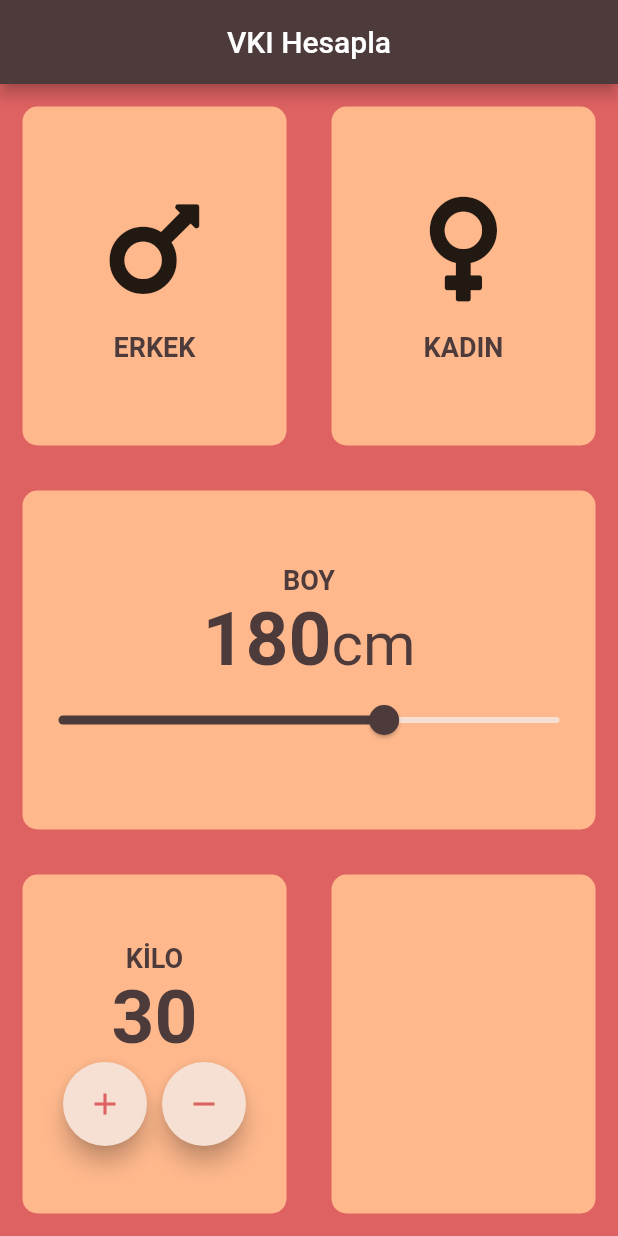
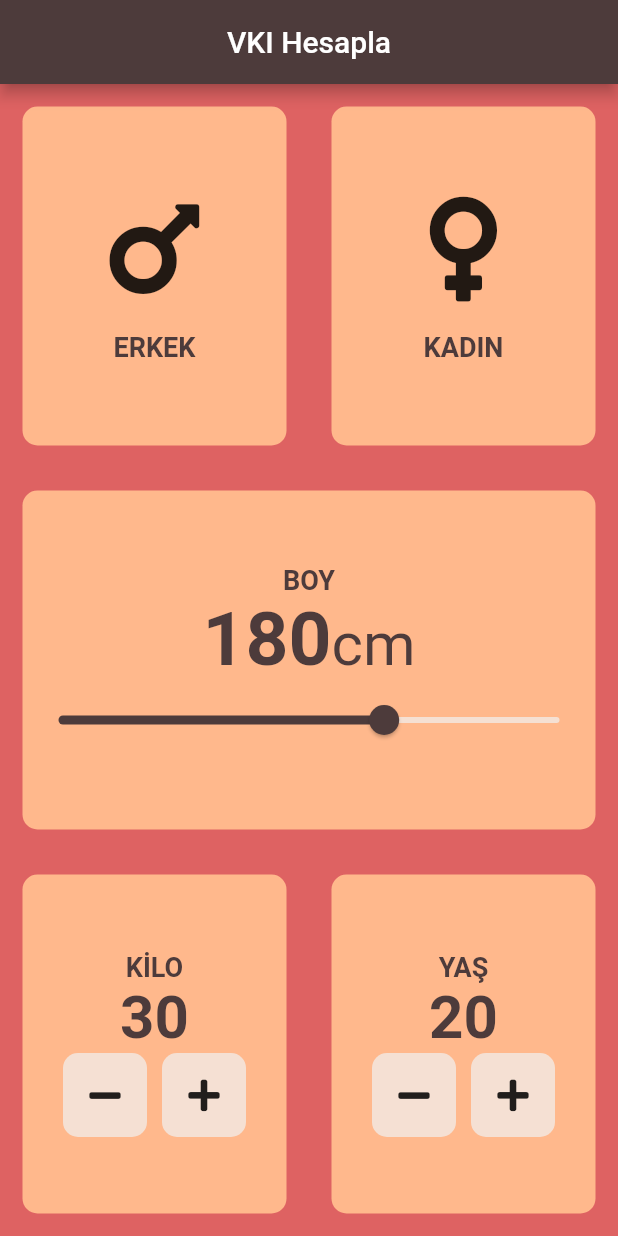
Before and after one commit to emralyilmaz/training35_vki_app, a Flutter app: the screen it shows after launch, on a phone screen of 412 x 824 dp. Run offline on Flutter 3.47's test engine with Material 2 defaults, Android fonts, the phone set to English and light mode, and no system bars; our stand-ins replace font_awesome_flutter.

Commit message:
RawMaterialButton'dan Miras Alma

```diff
--- /dev/null
+++ b/lib/button_icon.dart
@@ -0,0 +1,19 @@
+import 'package:flutter/material.dart';
+
+class IconButtonCustom extends StatelessWidget {
+  final IconData icon;
+  final Function onPressed;
+
+  IconButtonCustom({@required this.icon, @required this.onPressed});
+  @override
+  Widget build(BuildContext context) {
+    return RawMaterialButton(
+      shape: RoundedRectangleBorder(borderRadius: BorderRadius.circular(10)),
+      fillColor: Color.fromRGBO(245, 224, 211, 1),
+      onPressed: onPressed,
+      constraints: BoxConstraints.tightFor(width: 56.0, height: 56.0),
+      elevation: 0.0,
+      child: Icon(icon),
+    );
+  }
+}
--- a/lib/hesap_sayfasi.dart
+++ b/lib/hesap_sayfasi.dart
@@ -2,6 +2,7 @@ import 'package:flutter/material.dart';
 import 'package:font_awesome_flutter/font_awesome_flutter.dart';
 import 'hesap_card.dart';
 import 'icon_content.dart';
+import 'button_icon.dart';
 
 const aktifCardRenk = Color.fromRGBO(245, 224, 211, 1);
 const inaktifCardRenk = Color.fromRGBO(255, 184, 140, 1);
@@ -20,6 +21,7 @@ class _HesaplamaSayfasiState extends State<HesaplamaSayfasi> {
   Cinsiyet secilmisCinsiyet;
   int boy = 180;
   int kilo = 30;
+  int yas = 20;
 
   @override
   Widget build(BuildContext context) {
@@ -133,30 +135,30 @@ class _HesaplamaSayfasiState extends State<HesaplamaSayfasi> {
                           Text(kilo.toString(),
                               style: TextStyle(
                                   color: Color.fromRGBO(77, 59, 59, 1),
-                                  fontSize: 50,
+                                  fontSize: 40,
                                   fontWeight: FontWeight.bold)),
                           Row(
                             mainAxisAlignment: MainAxisAlignment.center,
                             children: <Widget>[
-                              FloatingActionButton(
-                                  backgroundColor:
-                                      Color.fromRGBO(245, 224, 211, 1),
-                                  child: Icon(
-                                    Icons.add,
-                                    color: Color.fromRGBO(222, 98, 98, 1),
-                                  ),
-                                  onPressed: () {}),
+                              IconButtonCustom(
+                                icon: FontAwesomeIcons.minus,
+                                onPressed: () {
+                                  setState(() {
+                                    kilo--;
+                                  });
+                                },
+                              ),
                               SizedBox(
                                 width: 10,
                               ),
-                              FloatingActionButton(
-                                  backgroundColor:
-                                      Color.fromRGBO(245, 224, 211, 1),
-                                  child: Icon(
-                                    Icons.remove,
-                                    color: Color.fromRGBO(222, 98, 98, 1),
-                                  ),
-                                  onPressed: () {}),
+                              IconButtonCustom(
+                                icon: FontAwesomeIcons.plus,
+                                onPressed: () {
+                                  setState(() {
+                                    kilo++;
+                                  });
+                                },
+                              ),
                             ],
                           )
                         ],
@@ -166,6 +168,47 @@ class _HesaplamaSayfasiState extends State<HesaplamaSayfasi> {
                   Expanded(
                     child: HesapCard(
                       renk: Color.fromRGBO(255, 184, 140, 1),
+                      cardChild: Column(
+                        mainAxisAlignment: MainAxisAlignment.center,
+                        children: <Widget>[
+                          Text(
+                            "YAŞ",
+                            style: TextStyle(
+                                color: Color.fromRGBO(77, 59, 59, 1),
+                                fontSize: 18.0,
+                                fontWeight: FontWeight.bold),
+                          ),
+                          Text(yas.toString(),
+                              style: TextStyle(
+                                  color: Color.fromRGBO(77, 59, 59, 1),
+                                  fontSize: 40,
+                                  fontWeight: FontWeight.bold)),
+                          Row(
+                            mainAxisAlignment: MainAxisAlignment.center,
+                            children: <Widget>[
+                              IconButtonCustom(
+                                icon: FontAwesomeIcons.minus,
+                                onPressed: () {
+                                  setState(() {
+                                    yas--;
+                                  });
+                                },
+                              ),
+                              SizedBox(
+                                width: 10,
+                              ),
+                              IconButtonCustom(
+                                icon: FontAwesomeIcons.plus,
+                                onPressed: () {
+                                  setState(() {
+                                    yas++;
+                                  });
+                                },
+                              ),
+                            ],
+                          )
+                        ],
+                      ),
                     ),
                   ),
                 ],
```
